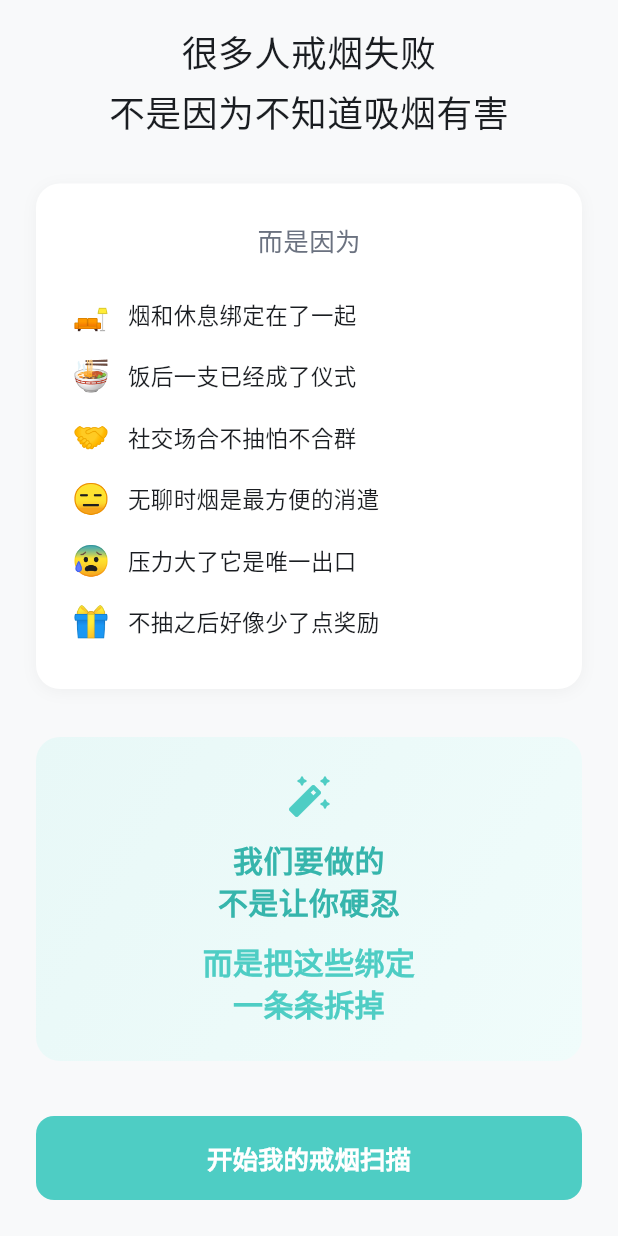
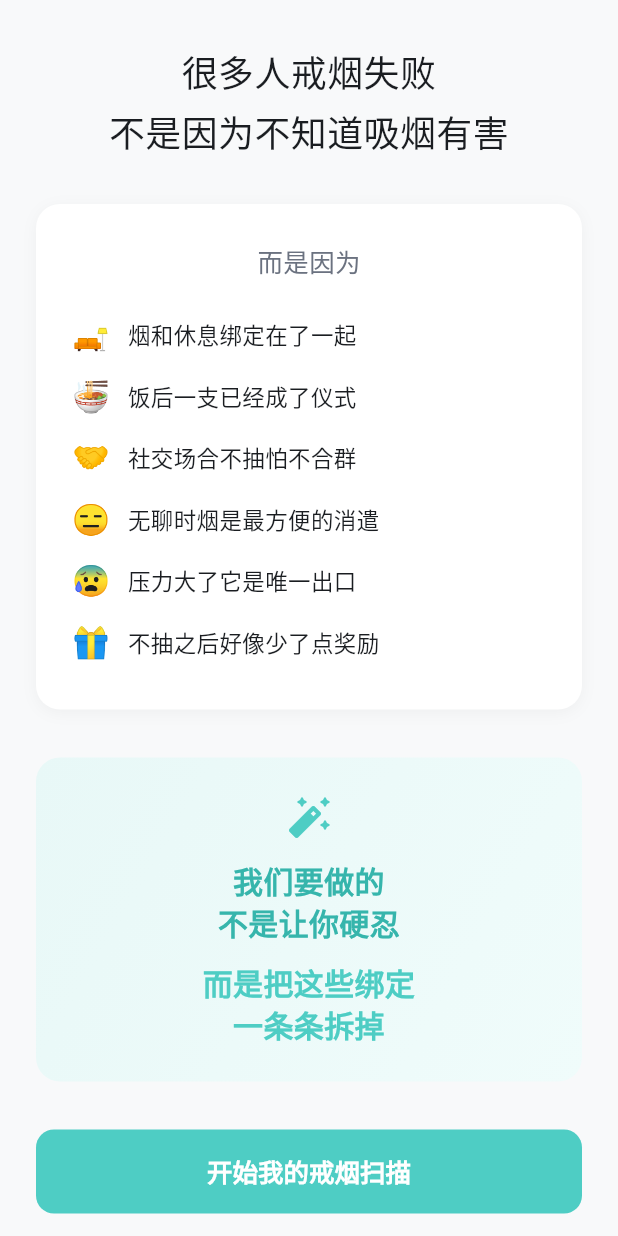
Before and after one commit to LEExnnn/no-smoking, a Flutter app: the PhilosophyScreen screen opened by its route, on a phone screen of 412 x 824 dp. Run offline on Flutter 3.47's test engine with Material 3 defaults, Android fonts, the phone set to English and light mode, and no system bars; our stand-ins replace dio, shared_preferences; accounts and stored records are empty.

Commit message:
Fix layout, enable swipe back, and add server IP config

```diff
--- a/app/lib/screens/onboarding/philosophy_screen.dart
+++ b/app/lib/screens/onboarding/philosophy_screen.dart
@@ -39,11 +39,11 @@ class _PhilosophyScreenState extends State<PhilosophyScreen>
     return Scaffold(
       backgroundColor: AppColors.background,
       body: SafeArea(
-        child: Padding(
+        child: SingleChildScrollView(
           padding: const EdgeInsets.symmetric(horizontal: AppTheme.spacingXl),
           child: Column(
             children: [
-              const Spacer(flex: 1),
+              const SizedBox(height: AppTheme.spacingXxl),
 
               // ─── 核心文案 ───────────────────────────
               _buildAnimatedText(
@@ -151,9 +151,9 @@ class _PhilosophyScreenState extends State<PhilosophyScreen>
                 ),
               ),
 
-              const Spacer(flex: 2),
+              const SizedBox(height: AppTheme.spacingXxl),
 
-              // ─── 按钮 ─────────────────────────────
+              // ─── 行动按钮 ─────────────────────────────
               _buildAnimatedText(
                 delay: 0.7,
                 child: SizedBox(
--- a/app/lib/screens/onboarding/questionnaire_screen.dart
+++ b/app/lib/screens/onboarding/questionnaire_screen.dart
@@ -300,7 +300,7 @@ class _QuestionnaireScreenState extends State<QuestionnaireScreen>
       ),
       body: PageView.builder(
         controller: _pageController,
-        physics: const NeverScrollableScrollPhysics(),
+        physics: const BouncingScrollPhysics(),
         onPageChanged: (page) => setState(() => _currentPage = page),
         itemCount: _questions.length,
         itemBuilder: (context, index) {
```
Also changed, not shown: app/lib/api/api_client.dart (+7 -2 lines), app/lib/screens/onboarding/welcome_screen.dart (+47 -0 lines).
